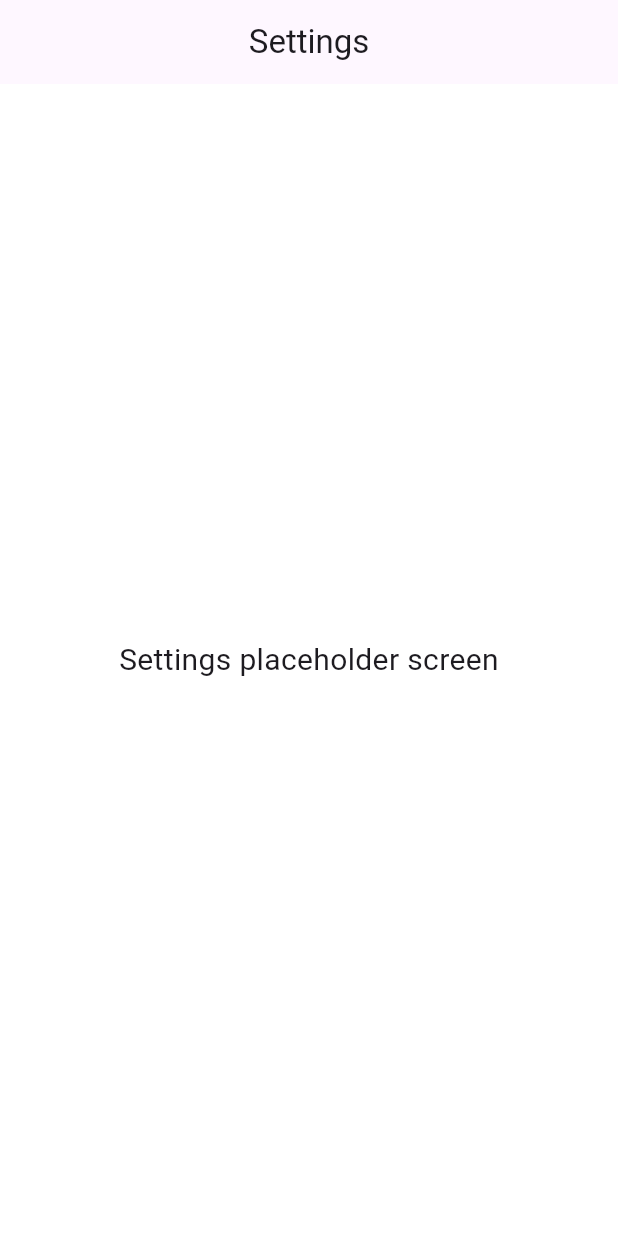
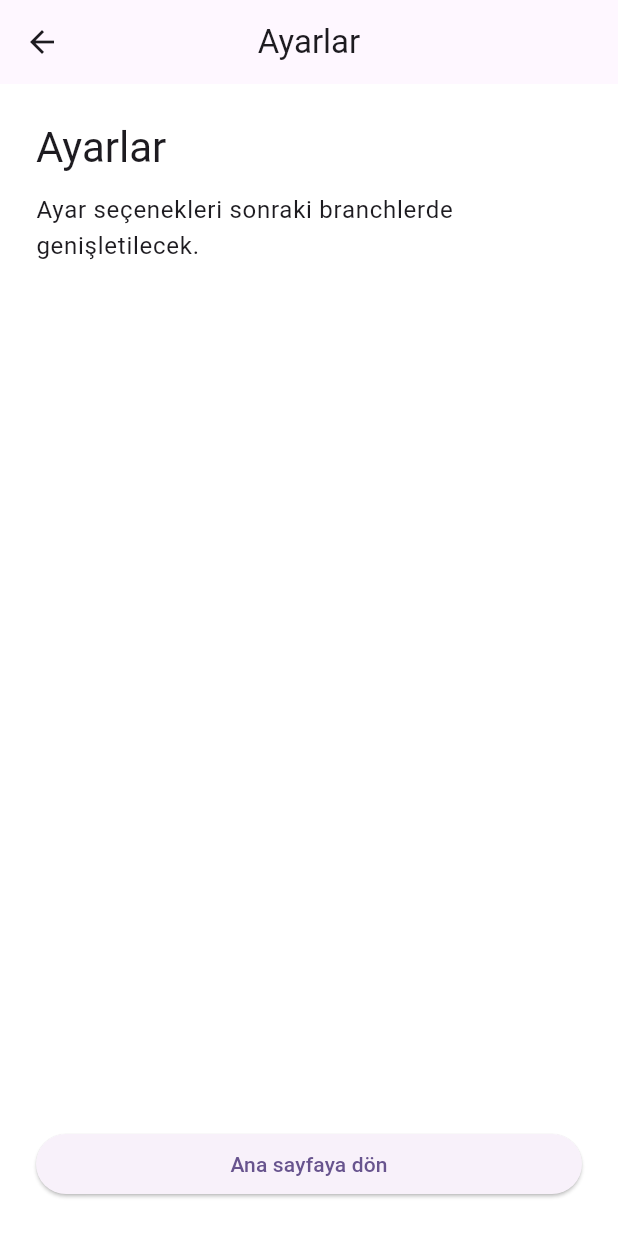
Before and after one commit to OFCode-dev/wouldyouratherapp, a Flutter app: the SettingsScreen screen opened by its route, on a phone screen of 412 x 824 dp. Run offline on Flutter 3.47's test engine with Material 3 defaults, Android fonts, the phone set to English and light mode, and no system bars; our stand-ins replace flutter_riverpod, go_router.

Commit message:
polish branch 2 navigation and tests

```diff
--- a/lib/app/router.dart
+++ b/lib/app/router.dart
@@ -5,34 +5,23 @@ import '../features/quiz/quiz_screen.dart';
 import '../features/result/result_screen.dart';
 import '../features/settings/settings_screen.dart';
 
-class AppRoutes {
-  static const String home = '/';
-  static const String quiz = '/quiz';
-  static const String result = '/result';
-  static const String settings = '/settings';
-}
-
-final GoRouter appRouter = GoRouter(
-  initialLocation: AppRoutes.home,
+final appRouter = GoRouter(
+  initialLocation: '/',
   routes: [
     GoRoute(
-      path: AppRoutes.home,
-      name: 'home',
+      path: '/',
       builder: (context, state) => const HomeScreen(),
     ),
     GoRoute(
-      path: AppRoutes.quiz,
-      name: 'quiz',
+      path: '/quiz',
       builder: (context, state) => const QuizScreen(),
     ),
     GoRoute(
-      path: AppRoutes.result,
-      name: 'result',
+      path: '/result',
       builder: (context, state) => const ResultScreen(),
     ),
     GoRoute(
-      path: AppRoutes.settings,
-      name: 'settings',
+      path: '/settings',
       builder: (context, state) => const SettingsScreen(),
     ),
   ],
--- a/lib/features/settings/settings_screen.dart
+++ b/lib/features/settings/settings_screen.dart
@@ -1,4 +1,5 @@
 import 'package:flutter/material.dart';
+import 'package:go_router/go_router.dart';
 
 class SettingsScreen extends StatelessWidget {
   const SettingsScreen({super.key});
@@ -7,15 +8,33 @@ class SettingsScreen extends StatelessWidget {
   Widget build(BuildContext context) {
     return Scaffold(
       appBar: AppBar(
-        title: const Text('Settings'),
+        title: const Text('Ayarlar'),
+        leading: IconButton(
+          icon: const Icon(Icons.arrow_back),
+          onPressed: () => context.go('/'),
+        ),
       ),
-      body: const Padding(
-        padding: EdgeInsets.all(24),
-        child: Center(
-          child: Text(
-            'Settings placeholder screen',
-            textAlign: TextAlign.center,
-            style: TextStyle(fontSize: 20),
+      body: SafeArea(
+        child: Padding(
+          padding: const EdgeInsets.all(24),
+          child: Column(
+            crossAxisAlignment: CrossAxisAlignment.stretch,
+            children: [
+              Text(
+                'Ayarlar',
+                style: Theme.of(context).textTheme.headlineMedium,
+              ),
+              const SizedBox(height: 12),
+              Text(
+                'Ayar seçenekleri sonraki branchlerde genişletilecek.',
+                style: Theme.of(context).textTheme.bodyLarge,
+              ),
+              const Spacer(),
+              ElevatedButton(
+                onPressed: () => context.go('/'),
+                child: const Text('Ana sayfaya dön'),
+              ),
+            ],
           ),
         ),
       ),
```
Also changed, not shown: 1 other file.
